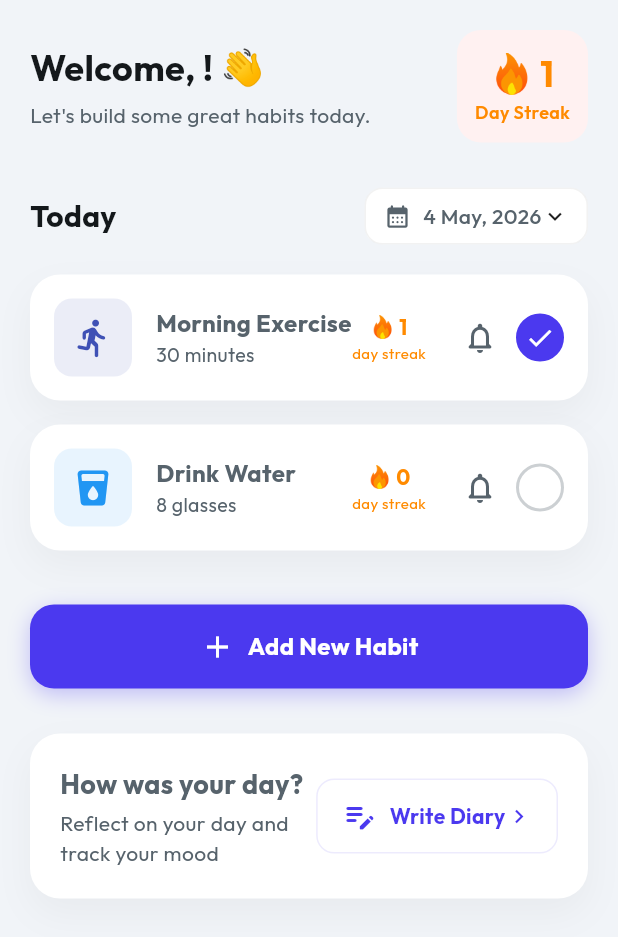
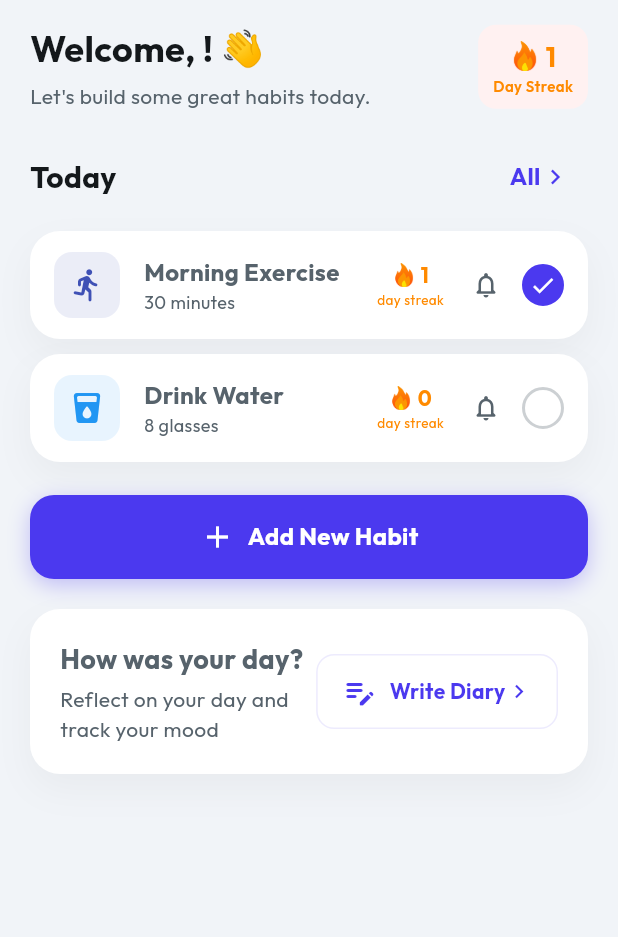
Before and after one commit to SurajChaurasia84/Level-Up, a Flutter app: the HomeScreen screen opened directly, on a phone screen of 412 x 824 dp. Shown: the top 937 px of the screen. Run offline on Flutter 3.47's test engine with Material 3 defaults, Android fonts, the phone set to English and light mode, and no system bars; our stand-ins replace google_fonts, image_cropper, image_picker, shared_preferences; accounts and stored records are empty.

Commit message:
refactor: update Habit model structure and fields

```diff
--- a/lib/models/habit.dart
+++ b/lib/models/habit.dart
@@ -24,9 +24,12 @@ class Habit {
   });
 
   bool isCompletedToday() {
-    final now = DateTime.now();
-    return completedDates.any((date) =>
-        date.year == now.year && date.month == now.month && date.day == now.day);
+    return isCompletedOn(DateTime.now());
+  }
+
+  bool isCompletedOn(DateTime date) {
+    return completedDates.any((d) =>
+        d.year == date.year && d.month == date.month && d.day == date.day);
   }
 
   int get currentStreak {
--- a/lib/screens/home_screen.dart
+++ b/lib/screens/home_screen.dart
@@ -24,15 +24,15 @@ class HomeScreen extends StatelessWidget {
               child: Column(
                 crossAxisAlignment: CrossAxisAlignment.start,
                 children: [
+                  const SizedBox(height: 15),
+                  _buildHeader(provider),
                   const SizedBox(height: 20),
-                  _buildHeader(provider),
-                  const SizedBox(height: 30),
                   _buildTodaySection(),
+                  const SizedBox(height: 12),
+                  ...provider.habits.map((habit) => HabitCard(habit: habit)),
+                  const SizedBox(height: 12),
+                  _buildAddButton(context),
                   const SizedBox(height: 20),
-                  ...provider.habits.map((habit) => HabitCard(habit: habit)),
-                  const SizedBox(height: 20),
-                  _buildAddButton(context),
-                  const SizedBox(height: 30),
                   _buildDiarySection(),
                   const SizedBox(height: 100), // Space for FAB
                 ],
@@ -63,23 +63,24 @@ class HomeScreen extends StatelessWidget {
           ],
         ),
         Container(
-          padding: const EdgeInsets.all(12),
+          padding: const EdgeInsets.symmetric(horizontal: 10, vertical: 8),
           decoration: BoxDecoration(
             color: const Color(0xFFFFF1F1),
-            borderRadius: BorderRadius.circular(16),
+            borderRadius: BorderRadius.circular(12),
           ),
           child: Column(
             children: [
               Row(
+                mainAxisSize: MainAxisSize.min,
                 children: [
-                  Image.asset('assets/fire.png', height: 28, width: 28),
+                  Image.asset('assets/fire.png', height: 20, width: 20),
                   Text(
                     " ${provider.currentGlobalStreak}",
-                    style: const TextStyle(fontSize: 24, fontWeight: FontWeight.bold, color: AppTheme.streakColor),
+                    style: const TextStyle(fontSize: 18, fontWeight: FontWeight.bold, color: AppTheme.streakColor),
                   ),
                 ],
               ),
-              const Text("Day Streak", style: TextStyle(fontSize: 12, color: AppTheme.streakColor, fontWeight: FontWeight.w600)),
+              const Text("Day Streak", style: TextStyle(fontSize: 10, color: AppTheme.streakColor, fontWeight: FontWeight.w600)),
             ],
           ),
         ),
@@ -95,22 +96,20 @@ class HomeScreen extends StatelessWidget {
           "Today",
           style: TextStyle(fontSize: 20, fontWeight: FontWeight.bold, color: Color(0xFF14181B)),
         ),
-        Container(
-          padding: const EdgeInsets.symmetric(horizontal: 12, vertical: 8),
-          decoration: BoxDecoration(
-            color: Colors.white,
-            borderRadius: BorderRadius.circular(12),
-            border: Border.all(color: Colors.black.withOpacity(0.05)),
-          ),
-          child: Row(
+        TextButton(
+          onPressed: () {},
+          style: TextButton.styleFrom(padding: EdgeInsets.zero),
+          child: const Row(
             children: [
-              Icon(Icons.calendar_month_rounded, size: 18, color: AppTheme.subtitleColor),
-              const SizedBox(width: 8),
               Text(
-                DateFormat('d MMM, yyyy').format(DateTime.now()),
-                style: TextStyle(fontSize: 14, color: AppTheme.subtitleColor, fontWeight: FontWeight.w500),
+                "All",
+                style: TextStyle(
+                  color: AppTheme.primaryColor,
+                  fontWeight: FontWeight.bold,
+                  fontSize: 16,
+                ),
               ),
-              const Icon(Icons.keyboard_arrow_down, size: 18),
+              Icon(Icons.chevron_right, color: AppTheme.primaryColor, size: 20),
             ],
           ),
         ),
--- a/lib/widgets/habit_card.dart
+++ b/lib/widgets/habit_card.dart
@@ -15,13 +15,13 @@ class HabitCard extends StatelessWidget {
     final isCompleted = habit.isCompletedToday();
 
     return Container(
-      margin: const EdgeInsets.only(bottom: 16),
-      padding: const EdgeInsets.all(16),
+      margin: const EdgeInsets.only(bottom: 10),
+      padding: const EdgeInsets.symmetric(vertical: 12, horizontal: 16),
       decoration: AppTheme.premiumCardDecoration,
       child: Row(
         children: [
           Container(
-            padding: const EdgeInsets.all(12),
+            padding: const EdgeInsets.all(10),
             decoration: BoxDecoration(
               color: Color(habit.colorValue).withOpacity(0.1),
               borderRadius: BorderRadius.circular(12),
@@ -29,7 +29,7 @@ class HabitCard extends StatelessWidget {
             child: Icon(
               _getIconData(habit.icon),
               color: Color(habit.colorValue),
-              size: 28,
+              size: 24,
             ),
           ),
           const SizedBox(width: 16),
@@ -40,14 +40,19 @@ class HabitCard extends StatelessWidget {
                 Text(
                   habit.name,
                   style: const TextStyle(fontSize: 16, fontWeight: FontWeight.bold),
+                  maxLines: 1,
+                  overflow: TextOverflow.ellipsis,
                 ),
                 Text(
                   habit.description,
-                  style: TextStyle(color: AppTheme.subtitleColor, fontSize: 13),
+                  style: TextStyle(color: AppTheme.subtitleColor, fontSize: 12),
+                  maxLines: 1,
+                  overflow: TextOverflow.ellipsis,
                 ),
               ],
             ),
           ),
+          const SizedBox(width: 8),
           Column(
             children: [
               Row(
@@ -59,11 +64,13 @@ class HabitCard extends StatelessWidget {
                   ),
                 ],
               ),
-              const Text("day streak", style: TextStyle(fontSize: 10, color: AppTheme.streakColor)),
+              const Text("day streak", style: TextStyle(fontSize: 9, color: AppTheme.streakColor)),
             ],
           ),
-          const SizedBox(width: 12),
+          const SizedBox(width: 4),
           IconButton(
+            constraints: const BoxConstraints(),
+            padding: const EdgeInsets.all(8),
             onPressed: () {
               showModalBottomSheet(
                 context: context,
@@ -82,15 +89,15 @@ class HabitCard extends StatelessWidget {
                 ),
               );
             },
-            icon: Icon(Icons.notifications_none_rounded, color: AppTheme.subtitleColor),
+            icon: Icon(Icons.notifications_none_rounded, color: AppTheme.subtitleColor, size: 20),
           ),
           GestureDetector(
             onTap: () {
               context.read<HabitProvider>().toggleHabitCompletion(habit.id);
             },
             child: Container(
-              width: 32,
-              height: 32,
+              width: 28,
+              height: 28,
               decoration: BoxDecoration(
                 color: isCompleted ? AppTheme.primaryColor : Colors.white,
                 shape: BoxShape.circle,
@@ -100,7 +107,7 @@ class HabitCard extends StatelessWidget {
                 ),
               ),
               child: isCompleted
-                  ? const Icon(Icons.check, color: Colors.white, size: 20)
+                  ? const Icon(Icons.check, color: Colors.white, size: 18)
                   : null,
             ),
           ),
```
